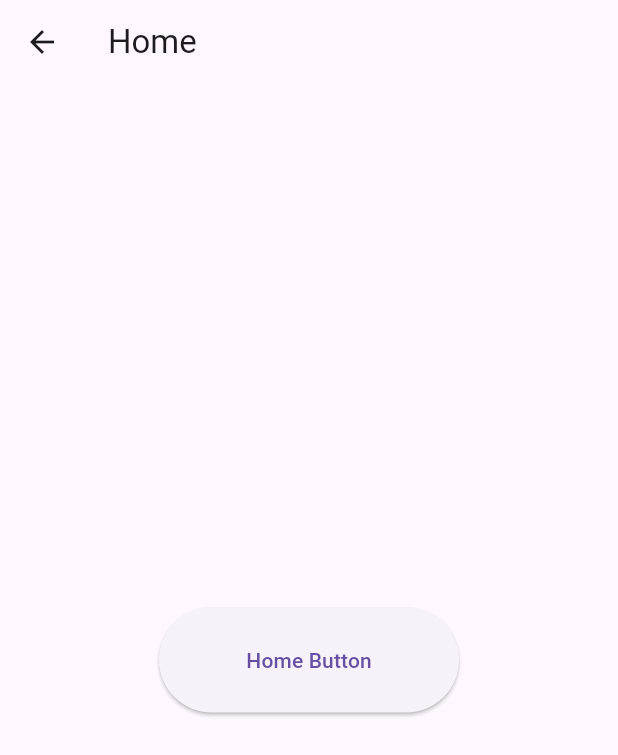
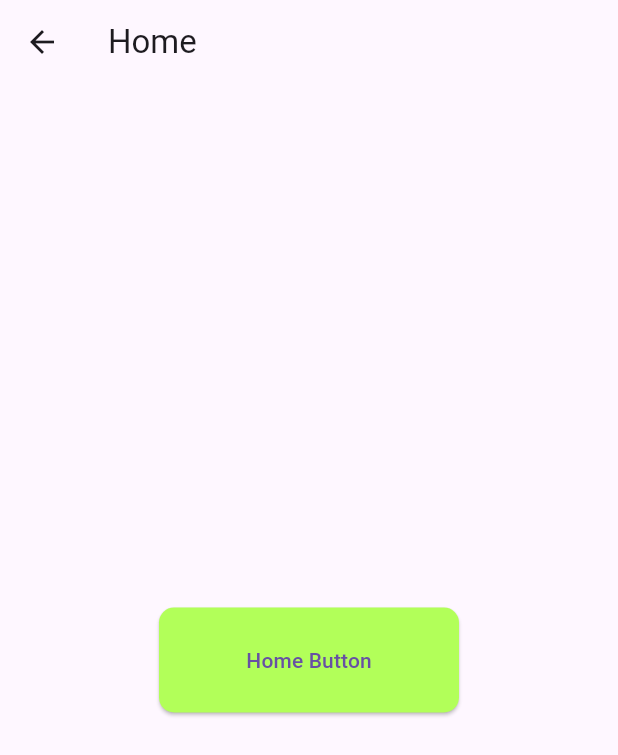
Before and after one commit to meetshaheer/Clean-Code-Reuseability, a Flutter app: the screen it shows after launch, after a tap on "Login", on a phone screen of 412 x 824 dp. Shown: the top 755 px of the screen. Run offline on Flutter 3.47's test engine with Material 3 defaults, Android fonts, the phone set to English and light mode, and no system bars.

Commit message:
updated with custom properties of custom button

```diff
--- a/code/lib/HomeView/homeView.dart
+++ b/code/lib/HomeView/homeView.dart
@@ -13,9 +13,11 @@ class homeView extends StatelessWidget {
       body: SafeArea(
           child: Center(
               child: customButton(
+        color: Colors.accents[10],
         text: "Home Button",
         height: 70,
         width: 200,
+        borderradius: 10,
         onPressed: () {
           Navigator.pop(context);
         },
--- a/code/lib/LoginView/loginView.dart
+++ b/code/lib/LoginView/loginView.dart
@@ -13,6 +13,8 @@ class loginView extends StatelessWidget {
           height: 60,
           width: double.infinity,
           text: "Login",
+          color: Colors.cyanAccent,
+          borderradius: 25,
           onPressed: () {
             Navigator.push(
                 context,
--- a/code/lib/Widgets/customButton.dart
+++ b/code/lib/Widgets/customButton.dart
@@ -4,13 +4,18 @@ class customButton extends StatelessWidget {
   final String text;
   final double height;
   final double width;
+  final Color? color;
+  final double borderradius;
   final void Function()? onPressed;
+
   const customButton({
     super.key,
     required this.text,
     this.onPressed,
     required this.height,
     required this.width,
+    this.color,
+    required this.borderradius,
   });
 
   @override
@@ -19,6 +24,13 @@ class customButton extends StatelessWidget {
       height: height,
       width: width,
       child: ElevatedButton(
+        style: ButtonStyle(
+            backgroundColor: MaterialStatePropertyAll(color),
+            shape: MaterialStatePropertyAll(
+              RoundedRectangleBorder(
+                borderRadius: BorderRadius.circular(borderradius),
+              ),
+            )),
         onPressed: onPressed,
         child: Text(text),
       ),
```
